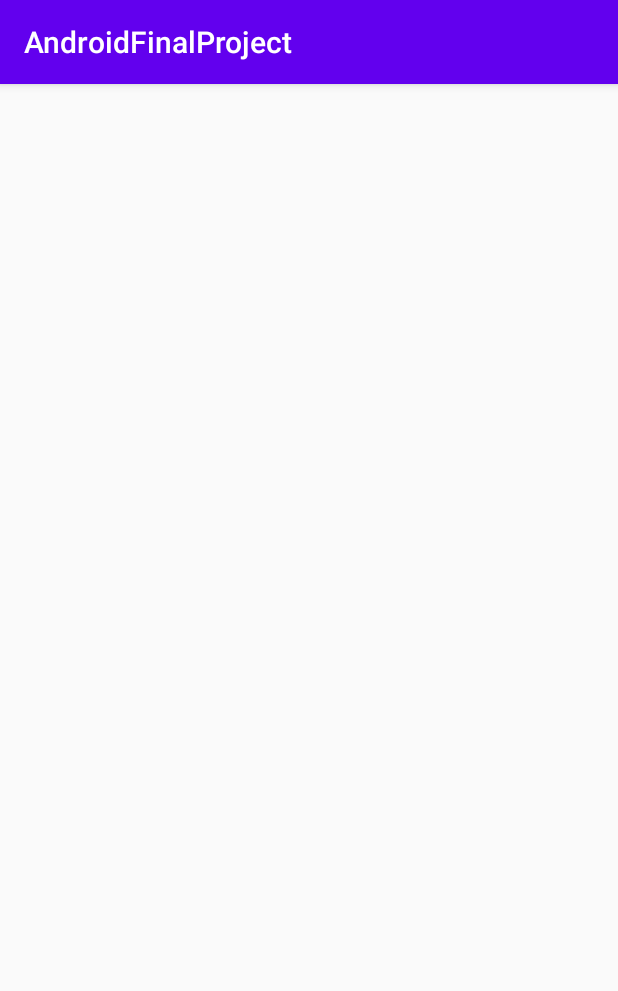
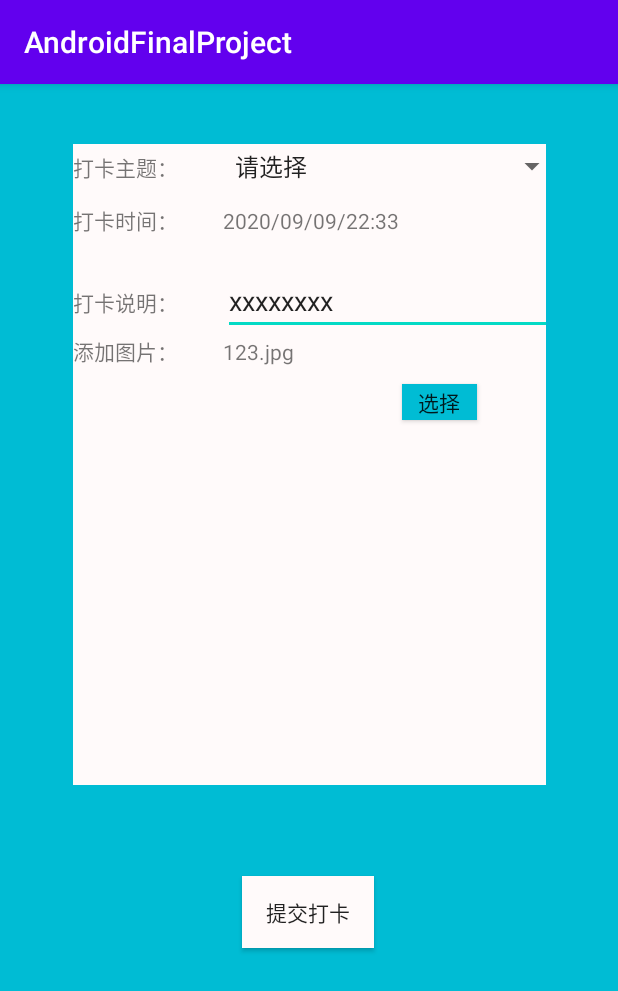
Before and after one commit to FTDfangge/AndroidFinalProject, an Android app: the PunchActivity screen opened directly, with no data from a screen before it, on a phone screen of 412 x 824 dp. Shown: the top 991 px of the screen. Run offline under Robolectric (Android 15) with nearby library versions, the phone set to English and light mode, and no system bars.

Commit message:
添加Settings页面，打卡页面

```diff
--- a/app/src/main/AndroidManifest.xml
+++ b/app/src/main/AndroidManifest.xml
@@ -9,7 +9,8 @@
         android:roundIcon="@mipmap/ic_launcher_round"
         android:supportsRtl="true"
         android:theme="@style/AppTheme">
-        <activity android:name=".PunchActivity"></activity>
+        <activity android:name=".SettingsActivity"></activity>
+        <activity android:name=".PunchActivity" />
         <activity
             android:name=".MainActivity"
             android:label="@string/app_name">
--- a/app/src/main/res/layout/activity_punch.xml
+++ b/app/src/main/res/layout/activity_punch.xml
@@ -4,6 +4,112 @@
     xmlns:tools="http://schemas.android.com/tools"
     android:layout_width="match_parent"
     android:layout_height="match_parent"
-    tools:context=".PunchActivity">
+    tools:context=".PunchActivity"
+    android:background="@color/color1">
+    <Button
+        android:id="@+id/button6"
+        android:layout_width="wrap_content"
+        android:layout_height="wrap_content"
+        android:layout_marginBottom="192dp"
+        android:background="@color/color2"
+        android:text="提交打卡"
+        app:layout_constraintBottom_toBottomOf="parent"
+        app:layout_constraintEnd_toEndOf="parent"
+        app:layout_constraintHorizontal_bias="0.498"
+        app:layout_constraintStart_toStartOf="parent" />
 
+    <TableLayout
+        android:id="@+id/tableLayout"
+        android:layout_width="315dp"
+        android:layout_height="427dp"
+        android:layout_marginTop="40dp"
+        android:background="@color/color2"
+        app:layout_constraintEnd_toEndOf="parent"
+        app:layout_constraintStart_toStartOf="parent"
+        app:layout_constraintTop_toTopOf="parent">
+
+        <TableRow
+            android:layout_width="match_parent"
+            android:layout_height="match_parent">
+
+            <TextView
+                android:id="@+id/textView3"
+                android:layout_width="100dp"
+                android:layout_height="40dp"
+                android:text="打卡主题：" />
+
+            <Spinner
+                android:id="@+id/spinner2"
+                android:layout_width="230dp"
+                android:layout_height="30dp"
+                android:entries="@array/themes"
+                android:scrollbarThumbHorizontal="@color/colorAccent"
+                android:scrollbarThumbVertical="@color/colorAccent" />
+        </TableRow>
+
+        <TableRow
+            android:layout_width="match_parent"
+            android:layout_height="match_parent">
+
+            <TextView
+                android:id="@+id/textView4"
+                android:layout_width="100dp"
+                android:layout_height="40dp"
+                android:text="打卡时间：" />
+
+            <TextView
+                android:id="@+id/textView"
+                android:layout_width="183dp"
+                android:layout_height="42dp"
+                android:text="2020/09/09/22:33" />
+        </TableRow>
+
+        <TableRow
+            android:layout_width="wrap_content"
+            android:layout_height="wrap_content">
+
+            <TextView
+                android:id="@+id/textView6"
+                android:layout_width="100dp"
+                android:layout_height="40dp"
+                android:text="打卡说明：" />
+
+            <EditText
+                android:id="@+id/editTextTextPersonName4"
+                android:layout_width="match_parent"
+                android:layout_height="wrap_content"
+                android:inputType="textPersonName"
+                android:text="xxxxxxxx" />
+        </TableRow>
+
+        <TableRow
+            android:layout_width="wrap_content"
+            android:layout_height="wrap_content">
+
+            <TextView
+                android:id="@+id/textView5"
+                android:layout_width="100dp"
+                android:layout_height="40dp"
+                android:text="添加图片：" />
+
+            <TextView
+                android:id="@+id/textView2"
+                android:layout_width="match_parent"
+                android:layout_height="33dp"
+                android:text="123.jpg" />
+
+        </TableRow>
+    </TableLayout>
+
+    <Button
+        android:id="@+id/button4"
+        android:layout_width="50dp"
+        android:layout_height="24dp"
+        android:layout_marginTop="160dp"
+        android:background="@color/color1"
+        android:text="选择"
+        app:layout_constraintEnd_toEndOf="parent"
+        app:layout_constraintHorizontal_bias="0.74"
+        app:layout_constraintStart_toStartOf="parent"
+        app:layout_constraintTop_toTopOf="@+id/tableLayout" />
 </androidx.constraintlayout.widget.ConstraintLayout>
--- a/app/src/main/res/layout/settings.xml
+++ b/app/src/main/res/layout/activity_settings.xml
@@ -4,8 +4,8 @@
     xmlns:tools="http://schemas.android.com/tools"
     android:layout_width="match_parent"
     android:layout_height="match_parent"
+    tools:context=".SettingsActivity"
     android:background="@color/color1">
-
     <LinearLayout
         android:layout_width="339dp"
         android:layout_height="614dp"
--- a/app/src/main/res/layout/fragment_notifications.xml
+++ b/app/src/main/res/layout/fragment_notifications.xml
@@ -25,7 +25,7 @@
         android:id="@+id/imageView"
         android:layout_width="493dp"
         android:layout_height="518dp"
-        android:layout_marginTop="100dp"
+        android:layout_marginTop="150dp"
         android:src="@drawable/main_back"
         app:layout_constraintBottom_toBottomOf="parent"
         app:layout_constraintEnd_toEndOf="parent"
@@ -67,8 +67,8 @@
             android:layout_alignParentTop="true"
             android:layout_alignParentEnd="true"
             android:layout_marginStart="12dp"
-            android:layout_marginTop="77dp"
-            android:layout_marginEnd="29dp">
+            android:layout_marginTop="103dp"
+            android:layout_marginEnd="31dp">
 
             <TableRow
                 android:layout_width="match_parent"
```
Also changed, not shown: app/src/main/java/com/example/androidfinalproject/SettingsActivity.java (added, +14 -0 lines), app/src/main/java/com/example/androidfinalproject/ui/home/HomeFragment.java (+15 -0 lines), app/src/main/java/com/example/androidfinalproject/ui/notifications/NotificationsFragment.java (+16 -0 lines), app/src/main/res/layout/daka.xml (deleted, +0 -116 lines).
